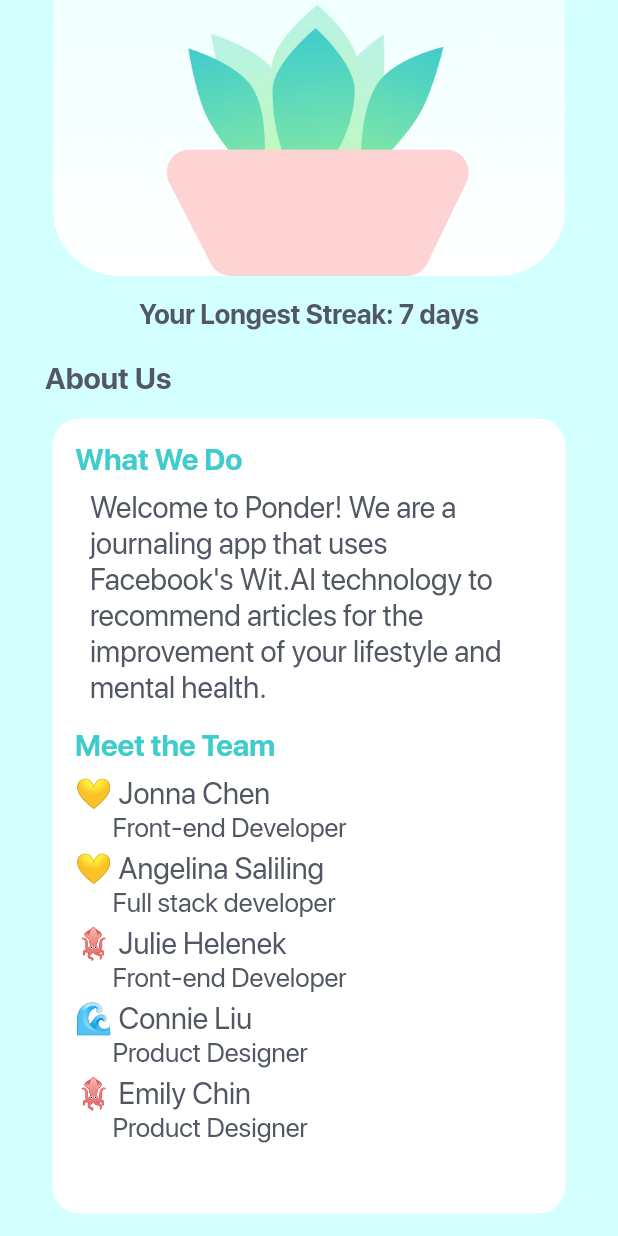
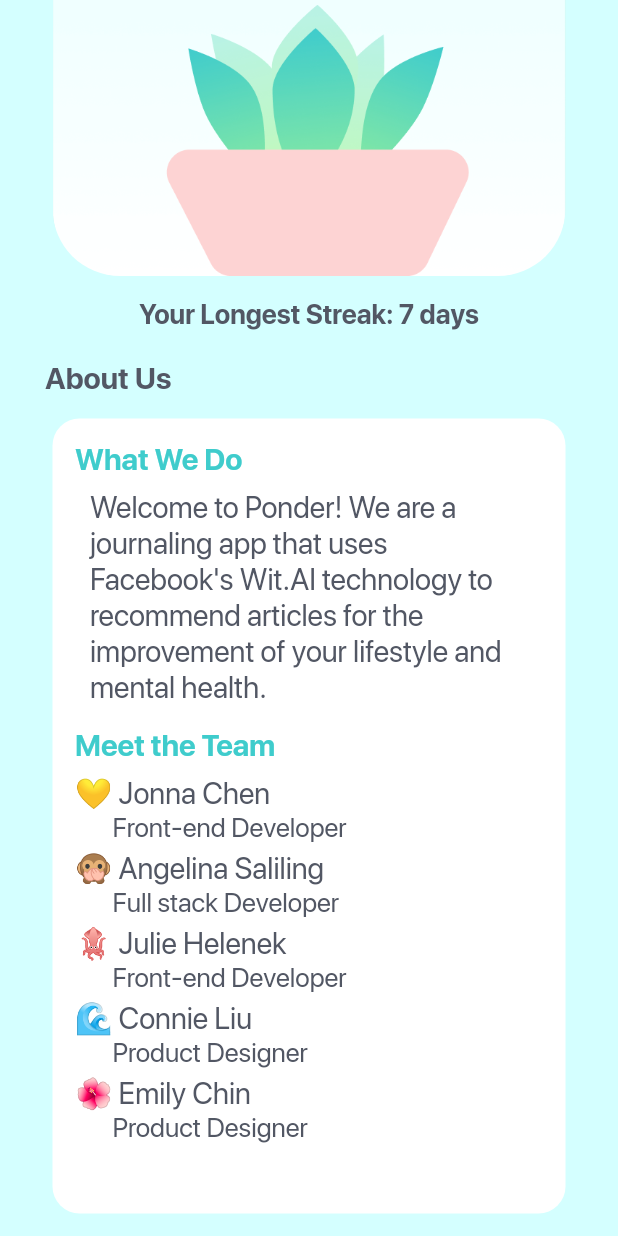
Before and after one commit to jonnachen/ponder, a Flutter app: the AccountTab screen opened directly, scrolled down 263 dp, on a phone screen of 412 x 824 dp. Run offline on Flutter 3.47's test engine with Material 2 defaults, Android fonts, the phone set to English and light mode, and no system bars; our stand-ins replace shared_preferences; accounts and stored records are empty.

Commit message:
changed emojis

```diff
--- a/lib/account.dart
+++ b/lib/account.dart
@@ -111,13 +111,13 @@ class _AccountTabState extends State<AccountTab> {
                           ),
                           Padding(
                             padding: EdgeInsets.only(top: 5),
-                            child: Text("💛 Angelina Saliling",
+                            child: Text("🙊 Angelina Saliling",
                                 style: TextStyle(
                                     fontSize: 20, color: Color(0xff525764))),
                           ),
                           Padding(
                             padding: EdgeInsets.only(left: 25),
-                            child: Text("Full stack developer",
+                            child: Text("Full stack Developer",
                                 style: TextStyle(
                                     fontSize: 18, color: Color(0xff525764))),
                           ),
@@ -147,7 +147,7 @@ class _AccountTabState extends State<AccountTab> {
                           ),
                           Padding(
                             padding: EdgeInsets.only(top: 5),
-                            child: Text("🦑 Emily Chin",
+                            child: Text("🌺 Emily Chin",
                                 style: TextStyle(
                                     fontSize: 20, color: Color(0xff525764))),
                           ),
```
